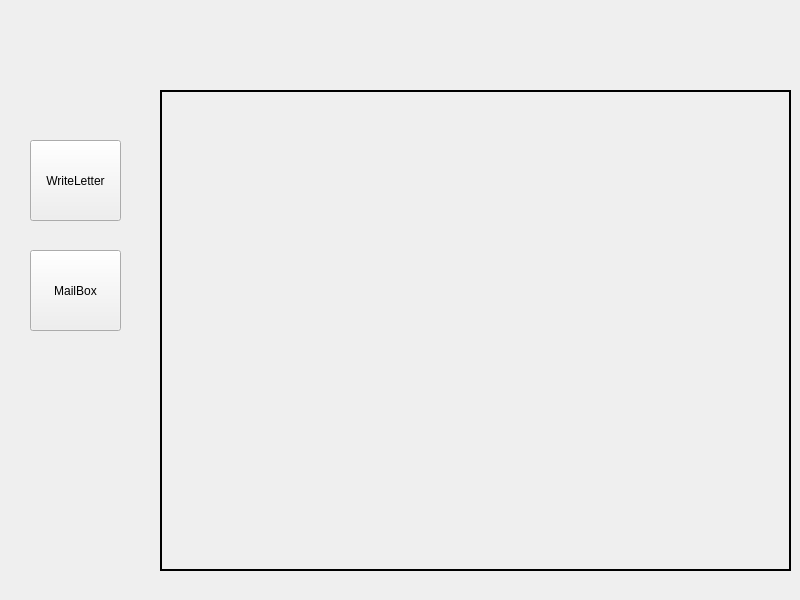
Above: MyEMail/mainwindow.ui from JfyhDcm/MailSystem before the change. Below: the same form after it.
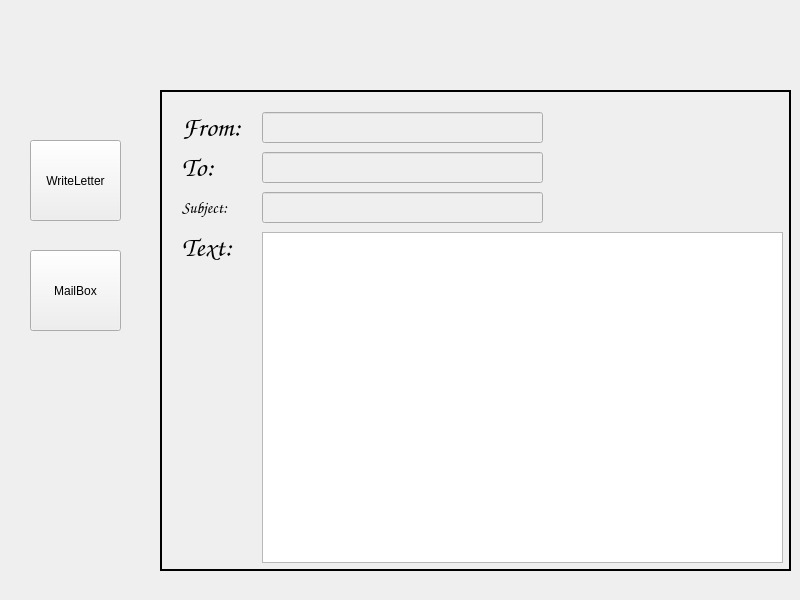
That is the form after the change. The open tabs and pages were chosen to show the change.

Diff of the .ui file:
```diff
--- a/MyEMail/mainwindow.ui
+++ b/MyEMail/mainwindow.ui
@@ -224,7 +224,168 @@
       </widget>
      </widget>
     </widget>
-    <widget class="QWidget" name="page_3"/>
+    <widget class="QWidget" name="page_3">
+     <widget class="QLineEdit" name="lineEdit_4">
+      <property name="enabled">
+       <bool>false</bool>
+      </property>
+      <property name="geometry">
+       <rect>
+        <x>100</x>
+        <y>20</y>
+        <width>281</width>
+        <height>31</height>
+       </rect>
+      </property>
+      <property name="font">
+       <font>
+        <family>Cambria Math</family>
+        <pointsize>16</pointsize>
+       </font>
+      </property>
+     </widget>
+     <widget class="QLabel" name="label_5">
+      <property name="geometry">
+       <rect>
+        <x>20</x>
+        <y>60</y>
+        <width>71</width>
+        <height>31</height>
+       </rect>
+      </property>
+      <property name="font">
+       <font>
+        <family>Comic Sans MS</family>
+        <pointsize>20</pointsize>
+       </font>
+      </property>
+      <property name="text">
+       <string>To:</string>
+      </property>
+     </widget>
+     <widget class="QLabel" name="label_6">
+      <property name="geometry">
+       <rect>
+        <x>20</x>
+        <y>140</y>
+        <width>71</width>
+        <height>31</height>
+       </rect>
+      </property>
+      <property name="font">
+       <font>
+        <family>Comic Sans MS</family>
+        <pointsize>20</pointsize>
+       </font>
+      </property>
+      <property name="text">
+       <string>Text:</string>
+      </property>
+     </widget>
+     <widget class="QTextEdit" name="textEdit_2">
+      <property name="enabled">
+       <bool>true</bool>
+      </property>
+      <property name="geometry">
+       <rect>
+        <x>100</x>
+        <y>140</y>
+        <width>521</width>
+        <height>331</height>
+       </rect>
+      </property>
+      <property name="font">
+       <font>
+        <family>Cambria Math</family>
+        <pointsize>12</pointsize>
+       </font>
+      </property>
+      <property name="tabletTracking">
+       <bool>false</bool>
+      </property>
+      <property name="readOnly">
+       <bool>true</bool>
+      </property>
+     </widget>
+     <widget class="QLabel" name="label_7">
+      <property name="geometry">
+       <rect>
+        <x>20</x>
+        <y>100</y>
+        <width>71</width>
+        <height>31</height>
+       </rect>
+      </property>
+      <property name="font">
+       <font>
+        <family>Comic Sans MS</family>
+        <pointsize>12</pointsize>
+        <weight>75</weight>
+        <bold>true</bold>
+       </font>
+      </property>
+      <property name="text">
+       <string>Subject:</string>
+      </property>
+     </widget>
+     <widget class="QLineEdit" name="lineEdit_6">
+      <property name="enabled">
+       <bool>false</bool>
+      </property>
+      <property name="geometry">
+       <rect>
+        <x>100</x>
+        <y>100</y>
+        <width>281</width>
+        <height>31</height>
+       </rect>
+      </property>
+      <property name="font">
+       <font>
+        <family>Cambria Math</family>
+        <pointsize>16</pointsize>
+       </font>
+      </property>
+     </widget>
+     <widget class="QLabel" name="label_8">
+      <property name="geometry">
+       <rect>
+        <x>20</x>
+        <y>20</y>
+        <width>71</width>
+        <height>31</height>
+       </rect>
+      </property>
+      <property name="font">
+       <font>
+        <family>Comic Sans MS</family>
+        <pointsize>20</pointsize>
+       </font>
+      </property>
+      <property name="text">
+       <string>From:</string>
+      </property>
+     </widget>
+     <widget class="QLineEdit" name="lineEdit_5">
+      <property name="enabled">
+       <bool>false</bool>
+      </property>
+      <property name="geometry">
+       <rect>
+        <x>100</x>
+        <y>60</y>
+        <width>281</width>
+        <height>31</height>
+       </rect>
+      </property>
+      <property name="font">
+       <font>
+        <family>Cambria Math</family>
+        <pointsize>16</pointsize>
+       </font>
+      </property>
+     </widget>
+    </widget>
    </widget>
    <widget class="QPushButton" name="pushButton_2">
     <property name="geometry">
```
Left out of the diff: 7 changed lines with no effect on the pictures.
